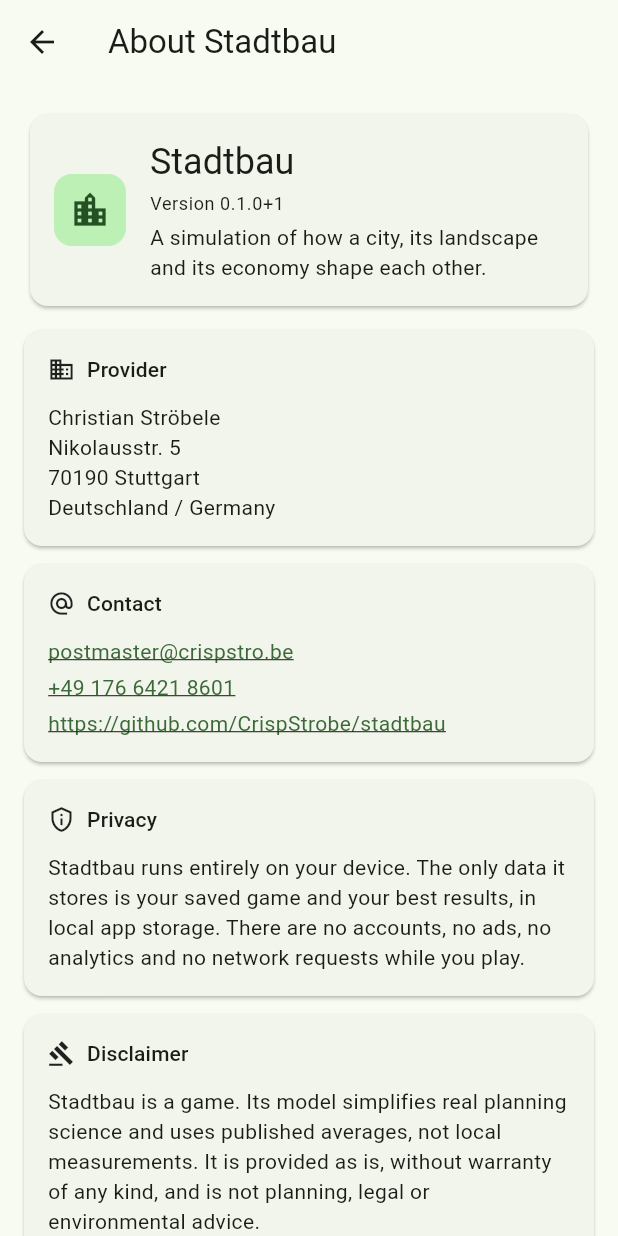
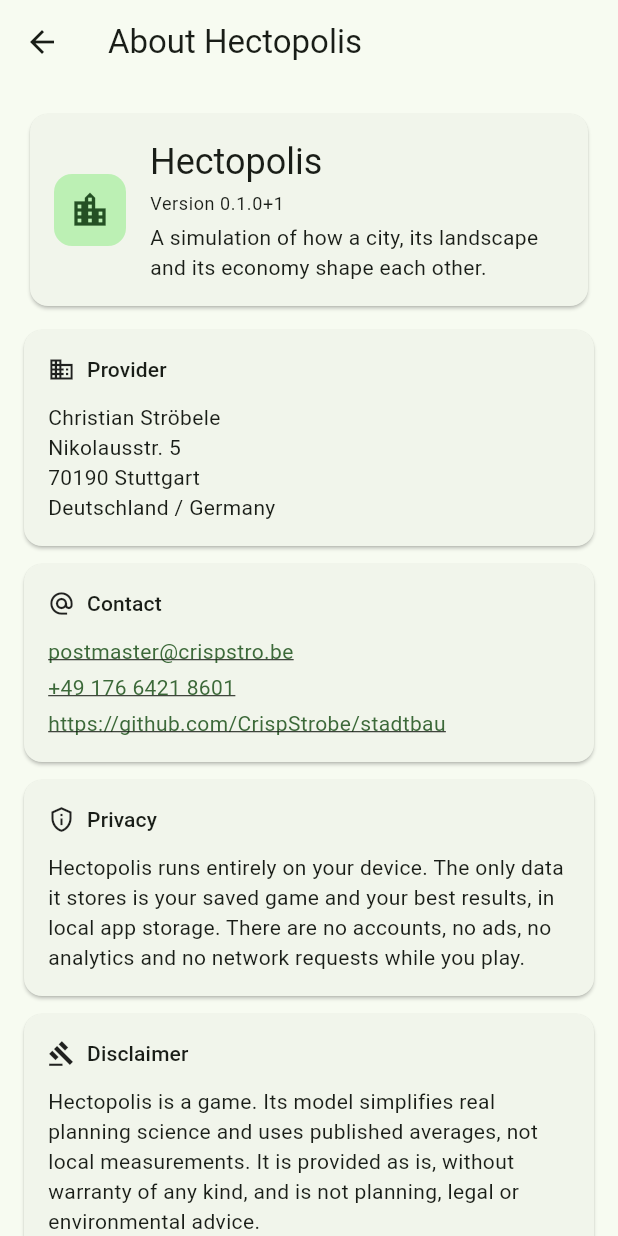
Before and after one commit to CrispStrobe/stadtbau, a Flutter app: the screen it shows after launch, after a tap on the "info outline" icon, on a phone screen of 412 x 824 dp. Run offline on Flutter 3.47's test engine with Material 3 defaults, Android fonts, the phone set to English and light mode, and no system bars; our stand-ins replace package_info_plus, shared_preferences; generated files the repository leaves out were written again.

Commit message:
Name the game Hectopolis; bundle id com.crispstrobe.hectopolis
Display name, About texts, license exception, docs, platform labels and
manifests. Repo and Dart package names keep the working name stadtbau.

Co-Authored-By: Claude Fable 5.1 <noreply@anthropic.com>
Claude-Session: https://claude.ai/code/session_019VDw3ejqs7JVT1dj2DWrV5
Signed-off-by: Hectopolis <stc.akrs@gmail.com>

```diff
--- a/app/lib/l10n/app_de.arb
+++ b/app/lib/l10n/app_de.arb
@@ -1,6 +1,6 @@
 {
   "@@locale": "de",
-  "appTitle": "Stadtbau",
+  "appTitle": "Hectopolis",
 
   "tileName": "{id, select, meadow{Wiese} cropland{Acker} forest{Wald} water{Gewässer} park{Park} housing_low{Einfamilienhäuser} housing_high{Mehrfamilienhäuser} commercial{Gewerbe & Einzelhandel} industry{Industrie} road{Hauptstraße} other{Unbekannt}}",
 
@@ -112,18 +112,18 @@
   "breakdownRow": "{tile} · {count} Felder, nächstes {distance} m",
   "breakdownNone": "Keine Quellen in Reichweite.",
 
-  "aboutTitle": "Über Stadtbau",
+  "aboutTitle": "Über Hectopolis",
   "aboutTagline": "Eine Simulation davon, wie Stadt, Landschaft und Wirtschaft einander prägen.",
   "aboutVersionLabel": "Version {version}",
   "aboutProvider": "Anbieter",
   "aboutContact": "Kontakt",
   "aboutPrivacy": "Datenschutz",
-  "aboutPrivacyText": "Stadtbau läuft vollständig auf deinem Gerät. Gespeichert werden nur dein Spielstand und deine besten Ergebnisse, im lokalen App-Speicher. Es gibt keine Konten, keine Werbung, keine Analyse und keine Netzwerkzugriffe während des Spiels.",
+  "aboutPrivacyText": "Hectopolis läuft vollständig auf deinem Gerät. Gespeichert werden nur dein Spielstand und deine besten Ergebnisse, im lokalen App-Speicher. Es gibt keine Konten, keine Werbung, keine Analyse und keine Netzwerkzugriffe während des Spiels.",
   "aboutDisclaimer": "Haftungsausschluss",
-  "aboutDisclaimerText": "Stadtbau ist ein Spiel. Das Modell vereinfacht die reale Planungswissenschaft und verwendet veröffentlichte Durchschnittswerte, keine lokalen Messungen. Es wird ohne jede Gewähr bereitgestellt und ist keine planerische, rechtliche oder umweltfachliche Beratung.",
+  "aboutDisclaimerText": "Hectopolis ist ein Spiel. Das Modell vereinfacht die reale Planungswissenschaft und verwendet veröffentlichte Durchschnittswerte, keine lokalen Messungen. Es wird ohne jede Gewähr bereitgestellt und ist keine planerische, rechtliche oder umweltfachliche Beratung.",
   "aboutLicense": "Lizenz",
-  "aboutLicenseText": "Stadtbau ist freie Software unter der GNU Affero General Public License, Version 3 oder (nach deiner Wahl) jeder späteren Version. Du darfst sie unter dieser Lizenz nutzen, studieren, weitergeben und verändern; der vollständige Quellcode ist im oben verlinkten Repository veröffentlicht.",
-  "aboutExceptionText": "Zusatzerlaubnis nach AGPL § 7: Die Rechteinhaber dürfen Builds von Stadtbau über App Stores zu deren Bedingungen verbreiten. Der vollständige Text dieser Ausnahme ist in der App enthalten und unter den Open-Source-Lizenzen aufgeführt.",
+  "aboutLicenseText": "Hectopolis ist freie Software unter der GNU Affero General Public License, Version 3 oder (nach deiner Wahl) jeder späteren Version. Du darfst sie unter dieser Lizenz nutzen, studieren, weitergeben und verändern; der vollständige Quellcode ist im oben verlinkten Repository veröffentlicht.",
+  "aboutExceptionText": "Zusatzerlaubnis nach AGPL § 7: Die Rechteinhaber dürfen Builds von Hectopolis über App Stores zu deren Bedingungen verbreiten. Der vollständige Text dieser Ausnahme ist in der App enthalten und unter den Open-Source-Lizenzen aufgeführt.",
   "aboutDataSources": "Datenquellen des Modells",
   "aboutDataSourcesText": "Jeder Parameter der Simulation nennt eine öffentliche Quelle: deutsches und EU-Recht, amtliche Statistik und offene wissenschaftliche Modelle. Verwendet werden nur Werte, Formeln und Gesetzestexte; keine geschützten Texte, Grafiken oder Datentabellen werden übernommen. Ökolopoly, SimCity und ähnliche Spiele dienten nur als Ideengeber.",
   "aboutOpenSourceLicenses": "Open-Source-Lizenzen",
--- a/app/lib/l10n/app_en.arb
+++ b/app/lib/l10n/app_en.arb
@@ -1,6 +1,6 @@
 {
   "@@locale": "en",
-  "appTitle": "Stadtbau",
+  "appTitle": "Hectopolis",
   "@appTitle": {"description": "Application name shown in the title bar"},
 
   "tileName": "{id, select, meadow{Meadow} cropland{Cropland} forest{Forest} water{Water} park{Park} housing_low{Detached housing} housing_high{Apartment blocks} commercial{Commercial & retail} industry{Industry} road{Main road} other{Unknown}}",
@@ -152,19 +152,19 @@
   "@breakdownRow": {"placeholders": {"tile": {"type": "String"}, "count": {"type": "int"}, "distance": {"type": "String"}}},
   "breakdownNone": "No sources in range.",
 
-  "aboutTitle": "About Stadtbau",
+  "aboutTitle": "About Hectopolis",
   "aboutTagline": "A simulation of how a city, its landscape and its economy shape each other.",
   "aboutVersionLabel": "Version {version}",
   "@aboutVersionLabel": {"placeholders": {"version": {"type": "String"}}},
   "aboutProvider": "Provider",
   "aboutContact": "Contact",
   "aboutPrivacy": "Privacy",
-  "aboutPrivacyText": "Stadtbau runs entirely on your device. The only data it stores is your saved game and your best results, in local app storage. There are no accounts, no ads, no analytics and no network requests while you play.",
+  "aboutPrivacyText": "Hectopolis runs entirely on your device. The only data it stores is your saved game and your best results, in local app storage. There are no accounts, no ads, no analytics and no network requests while you play.",
   "aboutDisclaimer": "Disclaimer",
-  "aboutDisclaimerText": "Stadtbau is a game. Its model simplifies real planning science and uses published averages, not local measurements. It is provided as is, without warranty of any kind, and is not planning, legal or environmental advice.",
+  "aboutDisclaimerText": "Hectopolis is a game. Its model simplifies real planning science and uses published averages, not local measurements. It is provided as is, without warranty of any kind, and is not planning, legal or environmental advice.",
   "aboutLicense": "License",
-  "aboutLicenseText": "Stadtbau is free software under the GNU Affero General Public License, version 3 or (at your option) any later version. You may use, study, share and modify it under that license; the complete source code is published in the repository linked above.",
-  "aboutExceptionText": "Additional permission under AGPL section 7: the copyright holders may distribute builds of Stadtbau through app stores under the stores' terms. The full text of this exception ships with the app and is listed under the open-source licenses.",
+  "aboutLicenseText": "Hectopolis is free software under the GNU Affero General Public License, version 3 or (at your option) any later version. You may use, study, share and modify it under that license; the complete source code is published in the repository linked above.",
+  "aboutExceptionText": "Additional permission under AGPL section 7: the copyright holders may distribute builds of Hectopolis through app stores under the stores' terms. The full text of this exception ships with the app and is listed under the open-source licenses.",
   "aboutDataSources": "Model data sources",
   "aboutDataSourcesText": "Every parameter of the simulation cites a public source: German and EU law, official statistics and open scientific models. Only values, formulas and law texts are used; no protected texts, artwork or data tables are copied. Ökolopoly, SimCity and similar games served as inspiration for ideas only.",
   "aboutOpenSourceLicenses": "Open-source licenses",
--- a/app/lib/main.dart
+++ b/app/lib/main.dart
@@ -8,17 +8,17 @@ import 'l10n/generated/app_localizations.dart';
 import 'ui/level_select_screen.dart';
 
 void main() {
-  runApp(const StadtbauApp());
+  runApp(const HectopolisApp());
 }
 
-class StadtbauApp extends StatefulWidget {
-  const StadtbauApp({super.key});
+class HectopolisApp extends StatefulWidget {
+  const HectopolisApp({super.key});
 
   @override
-  State<StadtbauApp> createState() => _StadtbauAppState();
+  State<HectopolisApp> createState() => _HectopolisAppState();
 }
 
-class _StadtbauAppState extends State<StadtbauApp> {
+class _HectopolisAppState extends State<HectopolisApp> {
   final SaveStore _store = SaveStore();
   late final GameController _controller = GameController(store: _store);
   Locale? _locale;
--- a/app/lib/services/custom_licenses.dart
+++ b/app/lib/services/custom_licenses.dart
@@ -54,7 +54,7 @@ void ensureCustomLicensesRegistered() {
     try {
       final agpl = await rootBundle.loadString('assets/licenses/AGPL-3.0.txt');
       final exception = await rootBundle.loadString('assets/licenses/APP-STORE-EXCEPTION.md');
-      yield LicenseEntryWithLineBreaks(const ['Stadtbau'], '$exception\n\n$agpl');
+      yield LicenseEntryWithLineBreaks(const ['Hectopolis'], '$exception\n\n$agpl');
     } on Object catch (e) {
       debugPrint('custom_licenses: could not load bundled license texts: $e');
     }
@@ -63,6 +63,6 @@ void ensureCustomLicensesRegistered() {
     for (final s in dataSources) {
       buffer.writeln('${s.title}\n  ${s.license}\n  ${s.url}\n');
     }
-    yield LicenseEntryWithLineBreaks(const ['Stadtbau model data sources'], buffer.toString());
+    yield LicenseEntryWithLineBreaks(const ['Hectopolis model data sources'], buffer.toString());
   });
 }
--- a/app/pubspec.yaml
+++ b/app/pubspec.yaml
@@ -1,5 +1,5 @@
 name: stadtbau
-description: Stadtbau - a tile-placement simulation of urban habitat, ecology and economy.
+description: Hectopolis - a tile-placement simulation of urban habitat, ecology and economy.
 publish_to: none
 version: 0.1.0+1
 
--- a/pubspec.yaml
+++ b/pubspec.yaml
@@ -1,5 +1,5 @@
 name: stadtbau_workspace
-description: Pub workspace root for the Stadtbau game (app + packages).
+description: Pub workspace root for the Hectopolis game (app + packages).
 publish_to: none
 
 environment:
```
Also changed, not shown: 23 other files.
